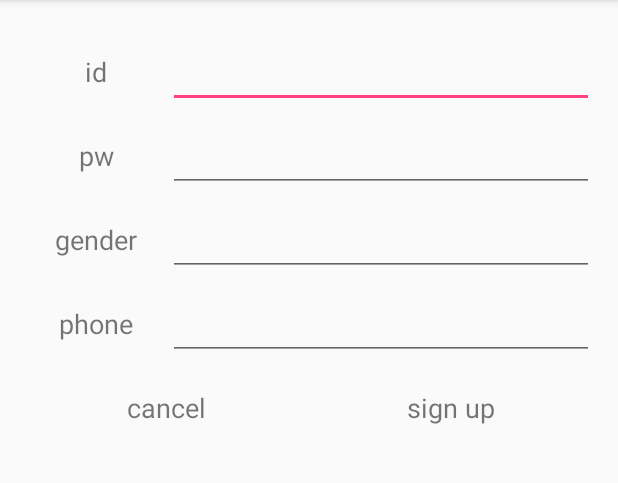
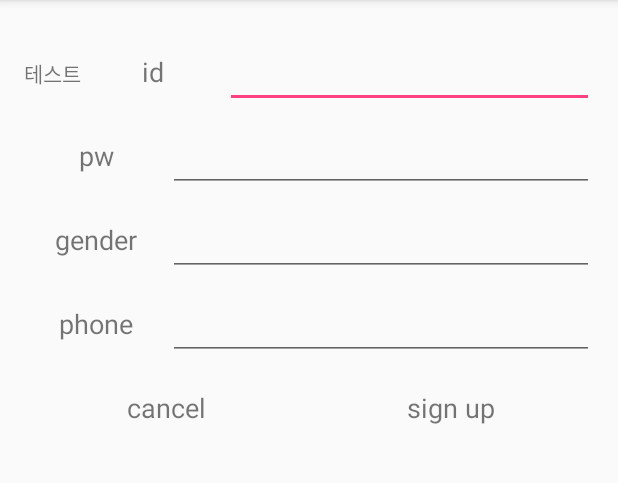
Before and after one commit to Shinseungsou/ssangcarpool, an Android app: the SignUpActivity screen opened directly, with no data from a screen before it, on a phone screen of 412 x 824 dp, the part 84-567 px from its top. Run offline under Robolectric (Android 15) with nearby library versions, the phone set to English and light mode, and no system bars.

Commit message:
test
TextView 추가

```diff
--- a/app/src/main/res/layout/activity_sign_up.xml
+++ b/app/src/main/res/layout/activity_sign_up.xml
@@ -11,6 +11,10 @@
         android:layout_marginTop="24dp"
         android:layout_marginRight="16dp"
         android:layout_marginLeft="16dp">
+        <TextView
+            android:layout_width="wrap_content"
+            android:layout_height="wrap_content"
+            android:text="테스트"/>
         <TextView
             android:layout_width="64dp"
             android:layout_height="match_parent"
```
